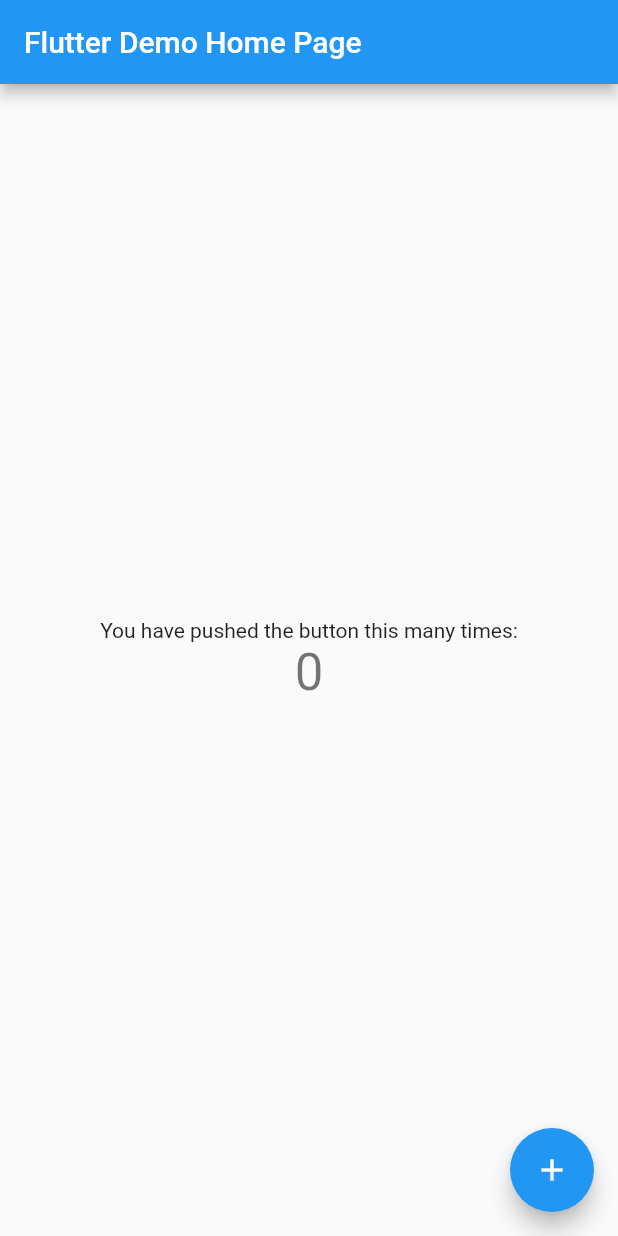
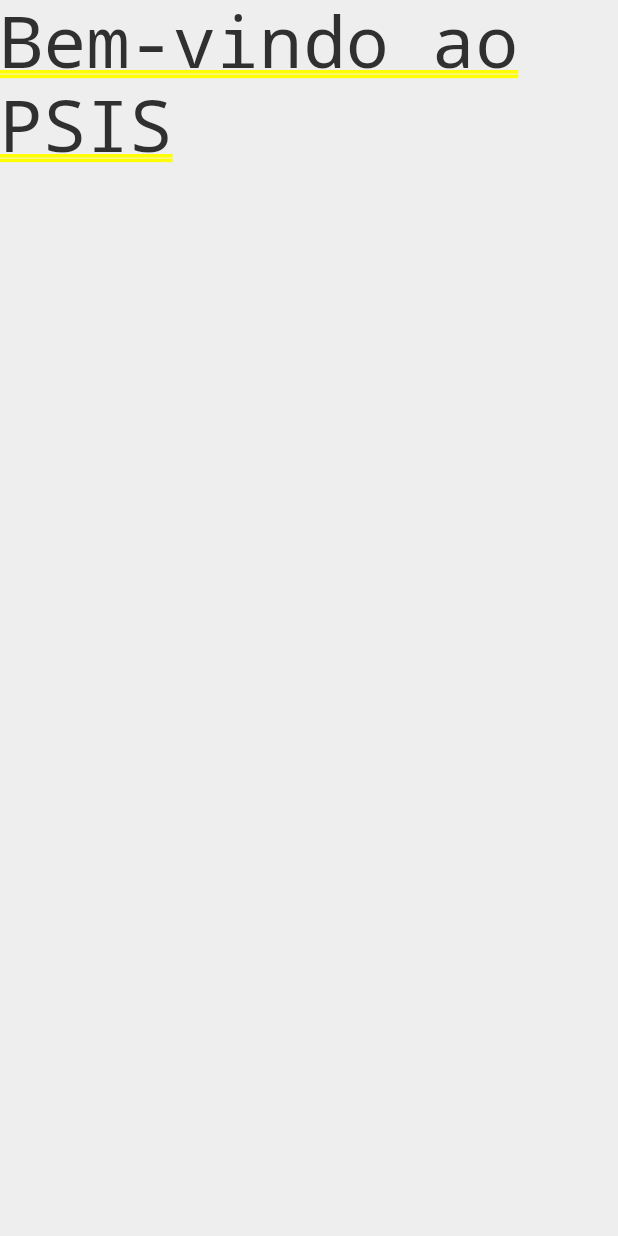
Before and after one commit to psisuepg2022/mobile, a Flutter app: the screen it shows after launch, on a phone screen of 412 x 824 dp. Run offline on Flutter 3.47's test engine with Material 2 defaults, Android fonts, the phone set to English and light mode, and no system bars.

Commit message:
feat(splash): initialized splash page structure

```diff
--- /dev/null
+++ b/lib/app.dart
@@ -0,0 +1,15 @@
+import 'package:flutter/material.dart';
+import 'package:mobile/modules/splash/splash_page.dart';
+
+class AppWidget extends StatelessWidget {
+  const AppWidget({super.key});
+
+  @override
+  Widget build(BuildContext context) {
+    return MaterialApp(
+        title: "PSIS",
+        theme: ThemeData(fontFamily: "Poppins"),
+        initialRoute: "/splash",
+        routes: {"/splash": (context) => const SplashPage()});
+  }
+}
--- a/lib/main.dart
+++ b/lib/main.dart
@@ -1,4 +1,5 @@
 import 'package:flutter/material.dart';
+import 'package:mobile/app.dart';
 
 void main() {
   runApp(const MyApp());
@@ -7,109 +8,8 @@ void main() {
 class MyApp extends StatelessWidget {
   const MyApp({super.key});
 
-  // This widget is the root of your application.
   @override
   Widget build(BuildContext context) {
-    return MaterialApp(
-      title: 'Flutter Demo',
-      theme: ThemeData(
-        // This is the theme of your application.
-        //
-        // Try running your application with "flutter run". You'll see the
-        // application has a blue toolbar. Then, without quitting the app, try
-        // changing the primarySwatch below to Colors.green and then invoke
-        // "hot reload" (press "r" in the console where you ran "flutter run",
-        // or simply save your changes to "hot reload" in a Flutter IDE).
-        // Notice that the counter didn't reset back to zero; the application
-        // is not restarted.
-        primarySwatch: Colors.blue,
-      ),
-      home: const MyHomePage(title: 'Flutter Demo Home Page'),
-    );
+    return const AppWidget();
   }
 }
-
-class MyHomePage extends StatefulWidget {
-  const MyHomePage({super.key, required this.title});
-
-  // This widget is the home page of your application. It is stateful, meaning
-  // that it has a State object (defined below) that contains fields that affect
-  // how it looks.
-
-  // This class is the configuration for the state. It holds the values (in this
-  // case the title) provided by the parent (in this case the App widget) and
-  // used by the build method of the State. Fields in a Widget subclass are
-  // always marked "final".
-
-  final String title;
-
-  @override
-  State<MyHomePage> createState() => _MyHomePageState();
-}
-
-class _MyHomePageState extends State<MyHomePage> {
-  int _counter = 0;
-
-  void _incrementCounter() {
-    setState(() {
-      // This call to setState tells the Flutter framework that something has
-      // changed in this State, which causes it to rerun the build method below
-      // so that the display can reflect the updated values. If we changed
-      // _counter without calling setState(), then the build method would not be
-      // called again, and so nothing would appear to happen.
-      _counter++;
-    });
-  }
-
-  @override
-  Widget build(BuildContext context) {
-    // This method is rerun every time setState is called, for instance as done
-    // by the _incrementCounter method above.
-    //
-    // The Flutter framework has been optimized to make rerunning build methods
-    // fast, so that you can just rebuild anything that needs updating rather
-    // than having to individually change instances of widgets.
-    return Scaffold(
-      appBar: AppBar(
-        // Here we take the value from the MyHomePage object that was created by
-        // the App.build method, and use it to set our appbar title.
-        title: Text(widget.title),
-      ),
-      body: Center(
-        // Center is a layout widget. It takes a single child and positions it
-        // in the middle of the parent.
-        child: Column(
-          // Column is also a layout widget. It takes a list of children and
-          // arranges them vertically. By default, it sizes itself to fit its
-          // children horizontally, and tries to be as tall as its parent.
-          //
-          // Invoke "debug painting" (press "p" in the console, choose the
-          // "Toggle Debug Paint" action from the Flutter Inspector in Android
-          // Studio, or the "Toggle Debug Paint" command in Visual Studio Code)
-          // to see the wireframe for each widget.
-          //
-          // Column has various properties to control how it sizes itself and
-          // how it positions its children. Here we use mainAxisAlignment to
-          // center the children vertically; the main axis here is the vertical
-          // axis because Columns are vertical (the cross axis would be
-          // horizontal).
-          mainAxisAlignment: MainAxisAlignment.center,
-          children: <Widget>[
-            const Text(
-              'You have pushed the button this many times:',
-            ),
-            Text(
-              '$_counter',
-              style: Theme.of(context).textTheme.headline4,
-            ),
-          ],
-        ),
-      ),
-      floatingActionButton: FloatingActionButton(
-        onPressed: _incrementCounter,
-        tooltip: 'Increment',
-        child: const Icon(Icons.add),
-      ), // This trailing comma makes auto-formatting nicer for build methods.
-    );
-  }
-}
--- /dev/null
+++ b/lib/modules/splash/splash_page.dart
@@ -0,0 +1,17 @@
+import 'package:flutter/material.dart';
+import 'package:mobile/shared/themes/app_colors.dart';
+
+class SplashPage extends StatelessWidget {
+  const SplashPage({super.key});
+
+  @override
+  Widget build(BuildContext context) {
+    return Container(
+      color: AppColors.backgrey,
+      child: const Text(
+        'Bem-vindo ao PSIS',
+        style: TextStyle(color: AppColors.text, fontWeight: FontWeight.w400),
+      ),
+    );
+  }
+}
```
